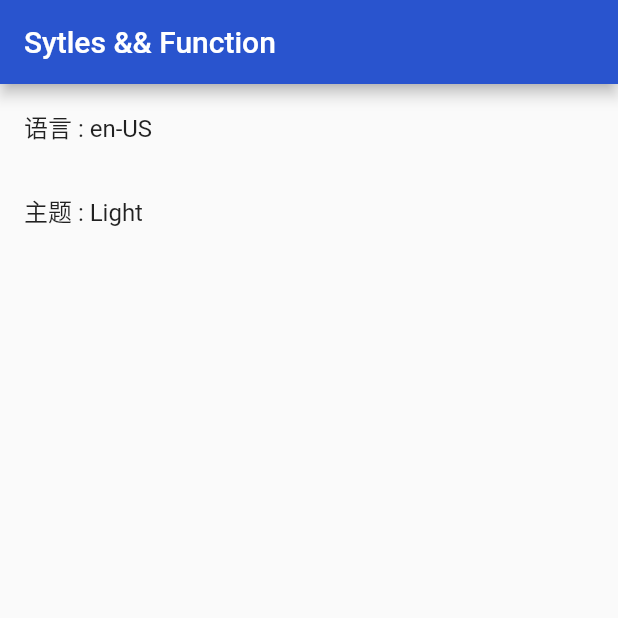
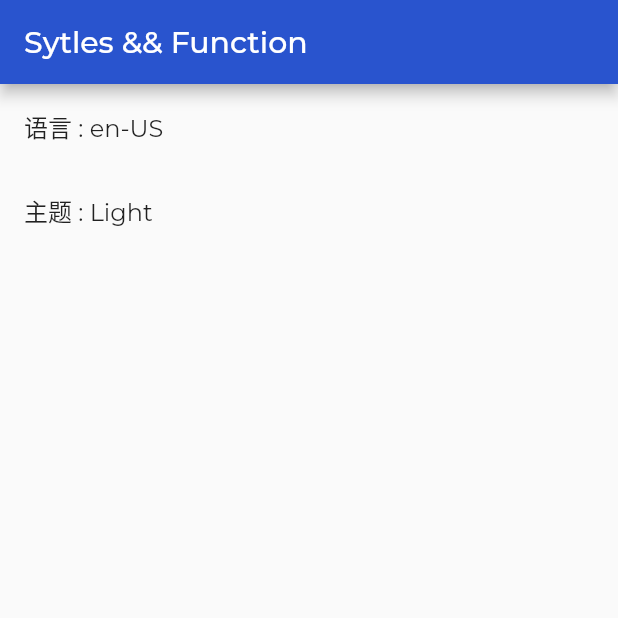
Before and after one commit to maojiu-bb/commerce, a Flutter app: the screen it shows after launch, on a phone screen of 412 x 824 dp, the top half of it. Run offline on Flutter 3.47's test engine with Material 2 defaults, Android fonts, the light colour scheme and no system bars; our stand-ins replace dio, get, package_info_plus, shared_preferences.

Commit message:
feat -> add font family

```diff
--- a/lib/common/style/theme.dart
+++ b/lib/common/style/theme.dart
@@ -7,10 +7,12 @@ class AppTheme {
   // 亮色
   static ThemeData light = ThemeData(
     colorScheme: lightColorScheme,
+    fontFamily: "Montserrat",
   );
 
   // 暗色
   static ThemeData dark = ThemeData(
     colorScheme: darkColorScheme,
+    fontFamily: "Montserrat",
   );
 }
```
Also changed, not shown: pubspec.yaml (+11 -0 lines), assets/fonts/Montserrat-Bold.ttf (added), assets/fonts/Montserrat-Light.ttf (added), assets/fonts/Montserrat-Medium.ttf (added), assets/fonts/Montserrat-Regular.ttf (added).
